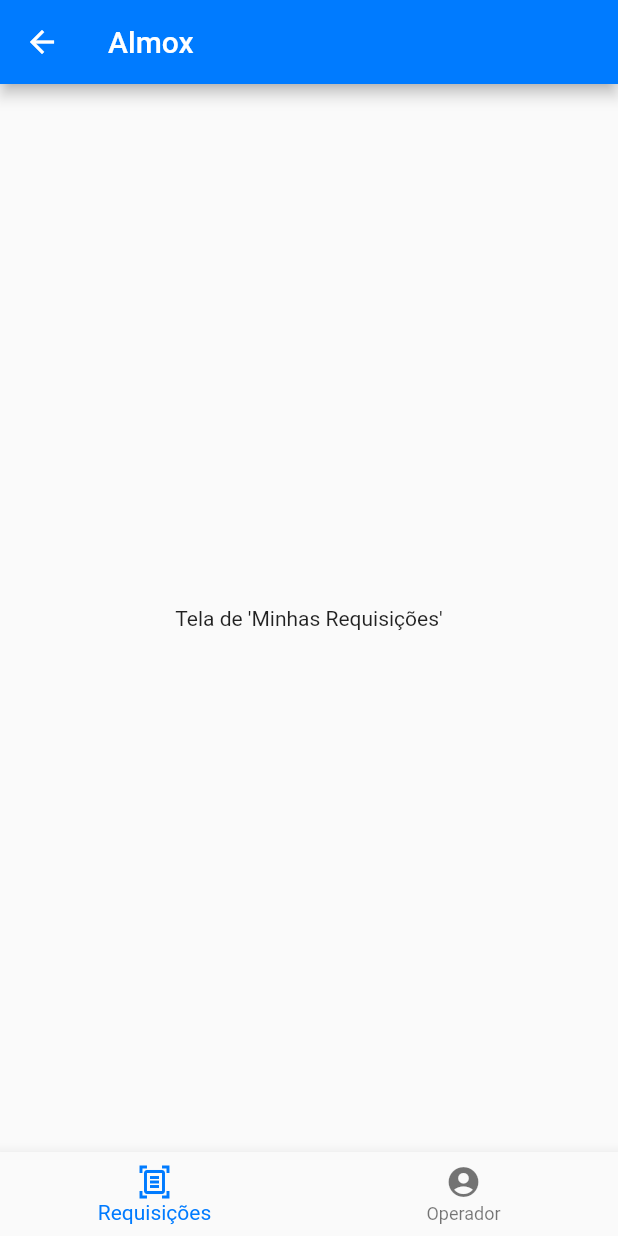
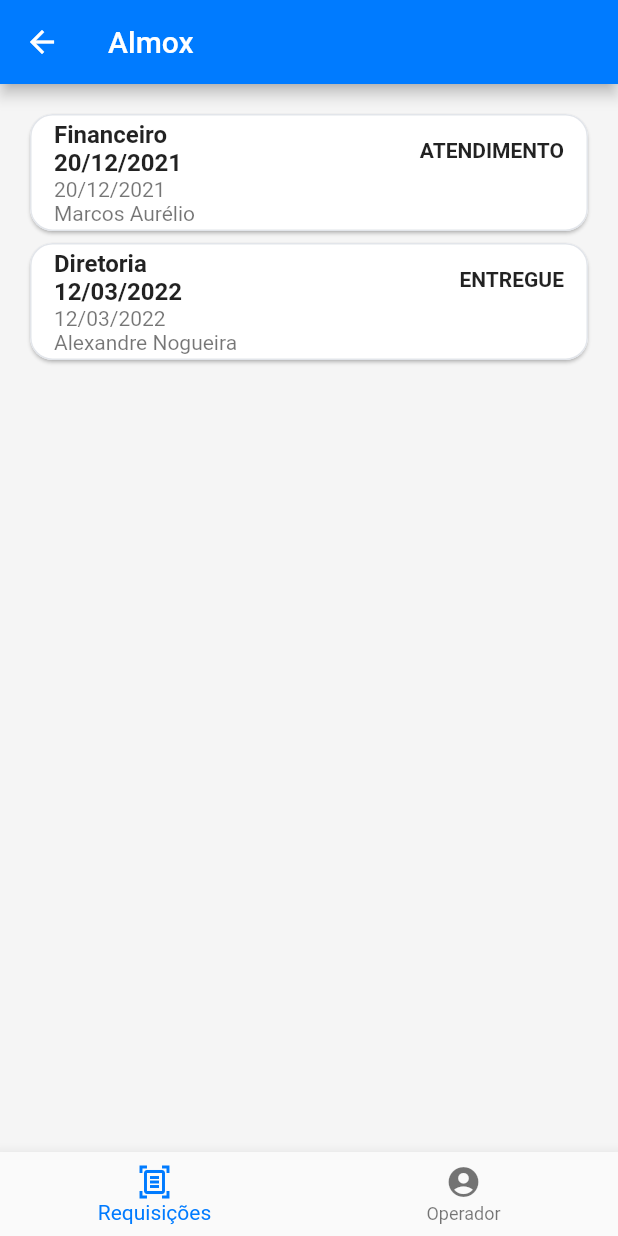
Before and after one commit to SENAI-ads-group/almox-mobile, a Flutter app: the HomePage screen opened by its route, on a phone screen of 412 x 824 dp. Run offline on Flutter 3.47's test engine with Material 2 defaults, Android fonts, the light colour scheme and no system bars; our stand-ins replace awesome_dialog, brasil_fields, flutter_speed_dial, get.

Commit message:
criacao-card-list-requisicoes

```diff
--- /dev/null
+++ b/lib/src/model/requisicao_model.dart
@@ -0,0 +1,16 @@
+import 'package:almox_mobile/src/model/status_requisicao.dart';
+
+class RequisicaoModel {
+  final String nome_almoxarife;
+  final String nome_requisitante;
+  final String dataRequisicao;
+  final String departamento;
+  final StatusRequisicao statusRequisicao;
+
+  RequisicaoModel(
+      {required this.dataRequisicao,
+      required this.departamento,
+      required this.nome_almoxarife,
+      required this.nome_requisitante,
+      required this.statusRequisicao});
+}
--- /dev/null
+++ b/lib/src/model/status_requisicao.dart
@@ -0,0 +1 @@
+enum StatusRequisicao { ATENDIMENTO, ENTREGUE, CANCELADA }
--- a/lib/src/pages/listagem_requisicoes/listagem_requisicoes.dart
+++ b/lib/src/pages/listagem_requisicoes/listagem_requisicoes.dart
@@ -1,3 +1,4 @@
+import 'package:almox_mobile/src/model/status_requisicao.dart';
 import 'package:almox_mobile/src/pages/criar_requisicao/criar_requisicao_page.dart';
 import 'package:almox_mobile/src/pages/home/home_bloc.dart';
 import 'package:almox_mobile/src/widgets/botoes_navegacao/botao_navegacao_requisicoes.widget.dart';
@@ -5,10 +6,15 @@ import 'package:flutter/material.dart';
 
 import 'package:almox_mobile/src/pages/home/home_page.dart';
 
+import '../../model/requisicao_model.dart';
+
 class ListagemRequisicoesPage extends PaginaNavegacao {
   final HomeBloc homeBloc = HomeBloc();
 
-  ListagemRequisicoesPage() : super(child: _ListagemRequisicoesPage(), botaoNavegacao: BotaoNavegacaoRequisicoes());
+  ListagemRequisicoesPage()
+      : super(
+            child: _ListagemRequisicoesPage(),
+            botaoNavegacao: BotaoNavegacaoRequisicoes());
 }
 
 class _ListagemRequisicoesPage extends StatelessWidget {
@@ -28,8 +34,80 @@ class _ListagemRequisicoesPage extends StatelessWidget {
       }
     });
 
-    return Center(
-      child: Text("Tela de 'Minhas Requisições'"),
+    return Container(
+      color: Color.fromRGBO(245, 245, 245, 1),
+      child: Padding(
+          padding: EdgeInsets.all(16),
+          child: Column(
+            children: [
+              Expanded(
+                child: ListView(
+                  children: requisicoes
+                      .map((RequisicaoModel requisicao) =>
+                          _cardRequisicao(requisicao))
+                      .toList(),
+                ),
+              ),
+            ],
+          )),
+    );
+  }
+
+  List<RequisicaoModel> requisicoes = [
+    RequisicaoModel(
+        dataRequisicao: "20/12/2021",
+        departamento: "Financeiro",
+        nome_almoxarife: "Marcos Aurélio",
+        nome_requisitante: "Mathias Conceição",
+        statusRequisicao: StatusRequisicao.ATENDIMENTO),
+    RequisicaoModel(
+        dataRequisicao: "12/03/2022",
+        departamento: "Diretoria",
+        nome_almoxarife: "Alexandre Nogueira",
+        nome_requisitante: "Eduardo Mansur",
+        statusRequisicao: StatusRequisicao.ENTREGUE)
+  ];
+
+  ListView _filtroStatus() => ListView(
+        scrollDirection: Axis.horizontal,
+        padding: EdgeInsets.fromLTRB(0, 0, 0, 0),
+        children: requisicoes
+            .map(
+              (g) => TextButton(
+                onPressed: () {},
+                child: Text(g.statusRequisicao.name,
+                    style: TextStyle(
+                      color: Colors.white,
+                      fontSize: 16,
+                    )),
+              ),
+            )
+            .toList(),
+      );
+
+  Card _cardRequisicao(RequisicaoModel requisicao) {
+    return Card(
+      shape: RoundedRectangleBorder(
+          borderRadius: BorderRadius.all(Radius.circular(15)),
+          side: BorderSide(color: Color.fromRGBO(226, 229, 234, 1))),
+      child: ListTile(
+        //horizontalTitleGap: 16.0,
+        title: Text(
+          requisicao.departamento + "\n" + "" + requisicao.dataRequisicao,
+          style: const TextStyle(fontWeight: FontWeight.bold),
+        ),
+        subtitle: Column(
+          crossAxisAlignment: CrossAxisAlignment.start,
+          children: [
+            Text(requisicao.dataRequisicao.toString()),
+            Text(requisicao.nome_almoxarife.toString()),
+          ],
+        ),
+        trailing: Text("" + requisicao.statusRequisicao.name,
+            style: TextStyle(
+              fontWeight: FontWeight.bold,
+            )),
+      ),
     );
   }
 }
--- a/lib/src/pages/operador/operador_page.dart
+++ b/lib/src/pages/operador/operador_page.dart
@@ -6,7 +6,8 @@ import 'package:flutter/material.dart';
 import 'package:flutter/services.dart';
 
 class OperadorPage extends PaginaNavegacao {
-  OperadorPage() : super(child: _OperadorPage(), botaoNavegacao: BotaoNavegacaoOperador());
+  OperadorPage()
+      : super(child: _OperadorPage(), botaoNavegacao: BotaoNavegacaoOperador());
 }
 
 class _OperadorPage extends StatelessWidget {
```
